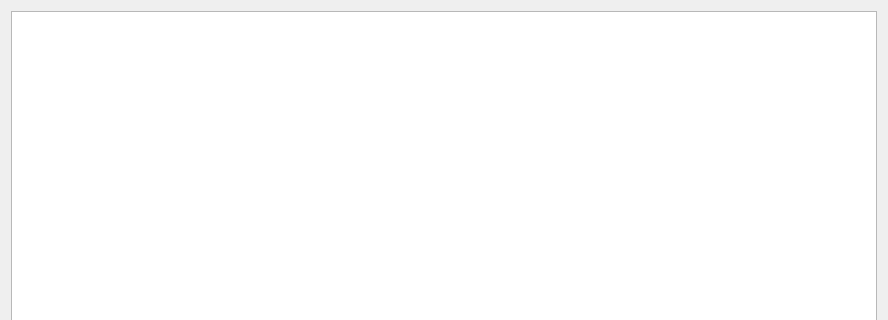
Before: the Qt Designer form Retail_Software/warehosewindow.ui in AntonZhiganov/Retail_Software, drawn with Qt 5; both pictures show x 0 to 888 and y 0 to 320 of the 888 by 690 pixel window.
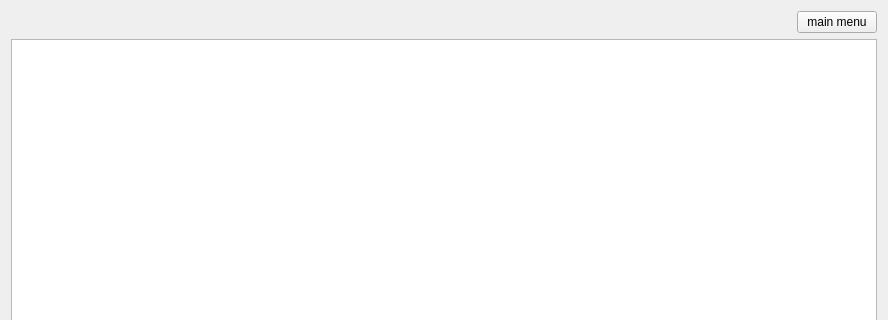
After: the same form once the commit is applied.

Commit message: Added a button to each window, which when clicked, returns the user to the main menu

The edit to the form file:
```diff
--- a/Retail_Software/warehosewindow.ui
+++ b/Retail_Software/warehosewindow.ui
@@ -18,7 +18,38 @@
   <property name="windowTitle">
    <string>Form</string>
   </property>
+  <layout class="QVBoxLayout" name="verticalLayout_2">
+   <item>
   <layout class="QVBoxLayout" name="verticalLayout">
+     <item>
+      <layout class="QHBoxLayout" name="horizontalLayout">
+       <item>
+        <spacer name="horizontalSpacer">
+         <property name="orientation">
+          <enum>Qt::Orientation::Horizontal</enum>
+         </property>
+         <property name="sizeHint" stdset="0">
+          <size>
+           <width>40</width>
+           <height>20</height>
+          </size>
+         </property>
+        </spacer>
+       </item>
+       <item>
+        <widget class="QPushButton" name="menuPushButton">
+         <property name="font">
+          <font>
+           <pointsize>9</pointsize>
+          </font>
+         </property>
+         <property name="text">
+          <string>main menu</string>
+         </property>
+        </widget>
+       </item>
+      </layout>
+     </item>
    <item>
     <widget class="QTableWidget" name="productTableWidget">
      <property name="font">
@@ -27,6 +58,8 @@
       </font>
      </property>
     </widget>
+     </item>
+    </layout>
    </item>
   </layout>
  </widget>
```
Lines whose indentation alone changed are shown as unchanged. The commit also changes 11 other files.
